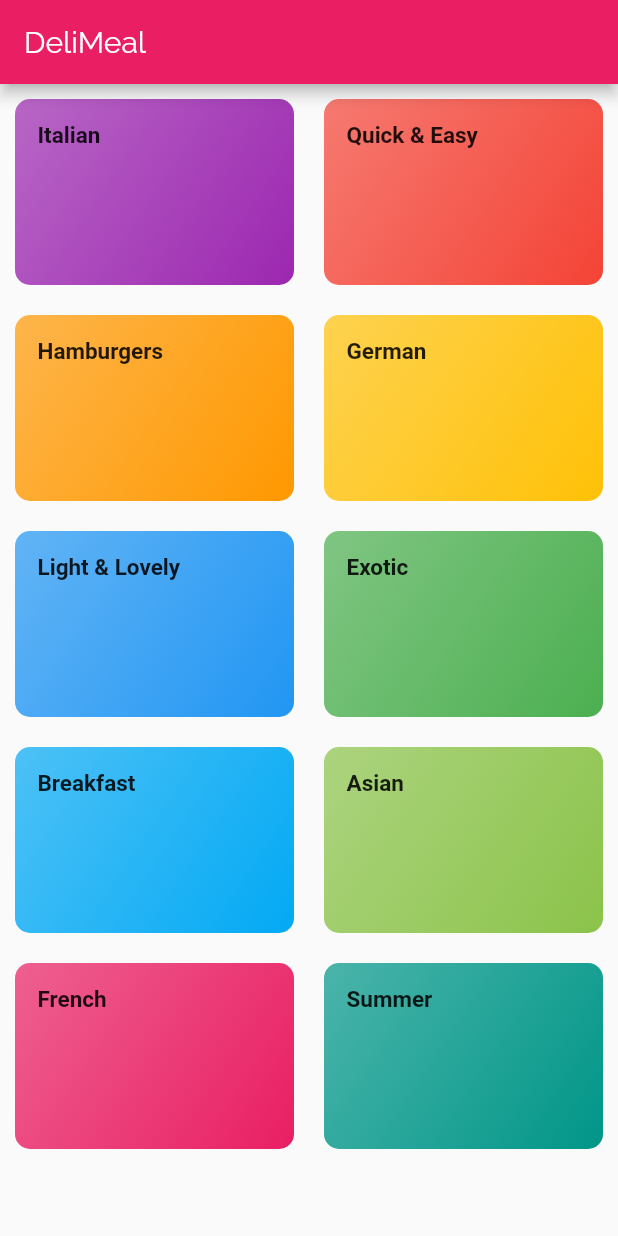
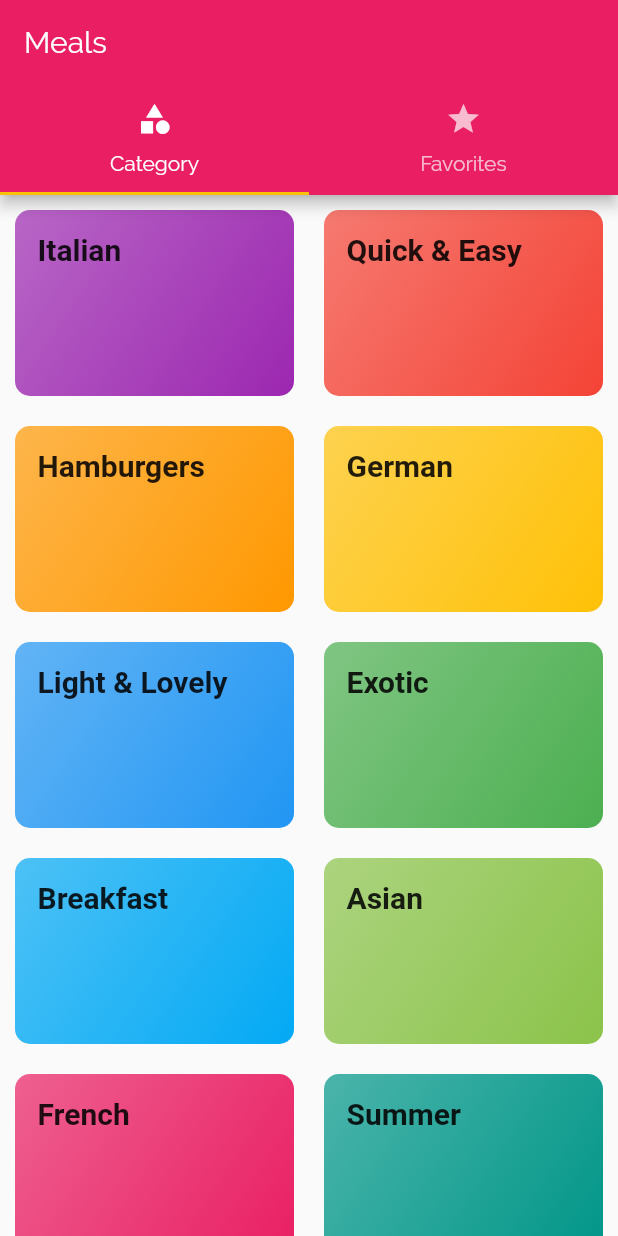
Before and after one commit to BishalN/MealsApp, a Flutter app: the screen it shows after launch, on a phone screen of 412 x 824 dp. Run offline on Flutter 3.47's test engine with Material 2 defaults, Android fonts, the phone set to English and light mode, and no system bars; Roboto replaces fonts that are missing (RobotoCondenesed).

Commit message:
More about the Navigations

```diff
--- a/lib/main.dart
+++ b/lib/main.dart
@@ -1,7 +1,8 @@
 import 'package:flutter/material.dart';
 
+import 'screens/tabs_screen.dart';
 import 'screens/category_meals_screen.dart';
-import 'screens/categories_screen.dart';
+import 'screens/meal_detail_screen.dart';
 
 void main() {
   runApp(MyApp());
@@ -22,10 +23,21 @@ class MyApp extends StatelessWidget {
               bodyText2: TextStyle(color: Color.fromRGBO(20, 51, 51, 1)),
               headline6: TextStyle(
                   fontFamily: 'RobotoCondenesed',
-                  fontSize: 15,
+                  fontSize: 20,
                   fontWeight: FontWeight.bold))),
-      home: CategoriesScreen(),
-      routes: {CategoryMealsScreen.routeName: (ctx) => CategoryMealsScreen()},
+      home: TabsScreen(),
+      routes: {
+        CategoryMealsScreen.routeName: (ctx) => CategoryMealsScreen(),
+        MealDetailScreen.routeName: (ctx) => MealDetailScreen(),
+      },
+      // onGenerateRoute: (settings) {
+      //   print(settings.arguments);
+      //   return MaterialPageRoute(builder: (ctx) => CategoryMealsScreen());
+      // },
+      // onUnknownRoute: (settings) {
+      //   print(settings);
+      //   return MaterialPageRoute(builder: (ctx) => MealDetailScreen());
+      // },
     );
   }
 }
--- a/lib/screens/categories_screen.dart
+++ b/lib/screens/categories_screen.dart
@@ -6,13 +6,7 @@ import '../widgets/category_item.dart';
 class CategoriesScreen extends StatelessWidget {
   @override
   Widget build(BuildContext context) {
-    return Scaffold(
-      appBar: AppBar(
-        title: Text(
-          'DeliMeal',
-        ),
-      ),
-      body: GridView(
+    return GridView(
       padding: const EdgeInsets.all(10),
       children: DUMMY_CATEGORIES.map((catData) {
         return CategoryItem(catData.id, catData.title, catData.color);
@@ -22,7 +16,6 @@ class CategoriesScreen extends StatelessWidget {
           maxCrossAxisExtent: 200,
           crossAxisSpacing: 20,
           mainAxisSpacing: 20),
-      ),
     );
   }
 }
--- a/lib/screens/category_meals_screen.dart
+++ b/lib/screens/category_meals_screen.dart
@@ -21,6 +21,7 @@ class CategoryMealsScreen extends StatelessWidget {
         body: ListView.builder(
           itemBuilder: (ctx, index) {
             return MealItem(
+                id: categoryMeals[index].id,
                 title: categoryMeals[index].title,
                 imageUrl: categoryMeals[index].imageUrl,
                 complexity: categoryMeals[index].complexity,
--- /dev/null
+++ b/lib/screens/tabs_screen.dart
@@ -0,0 +1,38 @@
+import 'package:flutter/material.dart';
+
+import './categories_screen.dart';
+import './favorite_screen.dart';
+
+class TabsScreen extends StatefulWidget {
+  @override
+  _TabsScreenState createState() => _TabsScreenState();
+}
+
+class _TabsScreenState extends State<TabsScreen> {
+  @override
+  Widget build(BuildContext context) {
+    return DefaultTabController(
+      length: 2,
+      child: Scaffold(
+        appBar: AppBar(
+          title: Text('Meals'),
+          bottom: TabBar(
+            tabs: [
+              Tab(
+                icon: Icon(Icons.category),
+                text: 'Category',
+              ),
+              Tab(
+                icon: Icon(Icons.star),
+                text: 'Favorites',
+              )
+            ],
+          ),
+        ),
+        body: TabBarView(
+          children: [CategoriesScreen(), FavoriteScreen()],
+        ),
+      ),
+    );
+  }
+}
```
Also changed, not shown: lib/screens/favorite_screen.dart (added, +10 -0 lines), lib/screens/meal_detail_screen.dart (added, +84 -0 lines), lib/widgets/meal_item.dart (+87 -3 lines). Lines whose indentation alone changed are shown as unchanged.
